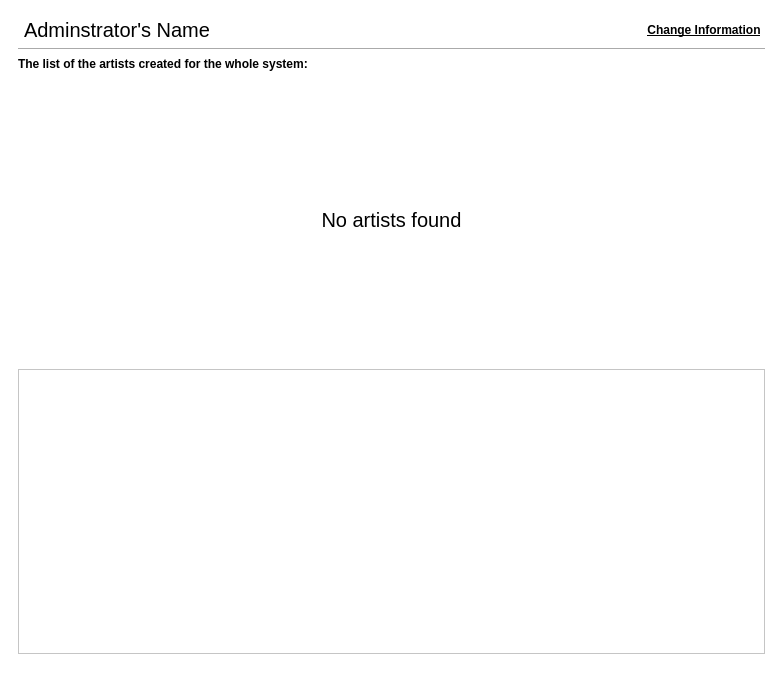
Qt form ui/panels/adminpanel.ui (amirmohsen1384/Mockingbird) before a commit.
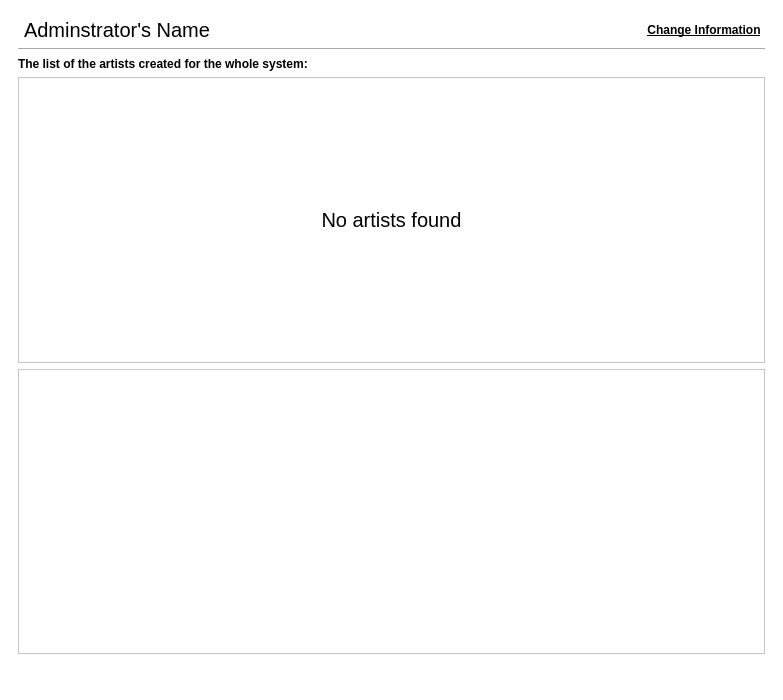
The same form after that commit. Icons and pictures are not drawn.

```diff
--- a/ui/panels/adminpanel.ui
+++ b/ui/panels/adminpanel.ui
@@ -250,6 +250,12 @@
             <fontweight>ExtraLight</fontweight>
            </font>
           </property>
+          <property name="frameShape">
+           <enum>QFrame::Shape::StyledPanel</enum>
+          </property>
+          <property name="frameShadow">
+           <enum>QFrame::Shadow::Sunken</enum>
+          </property>
           <property name="text">
            <string>No artists found</string>
           </property>
```
